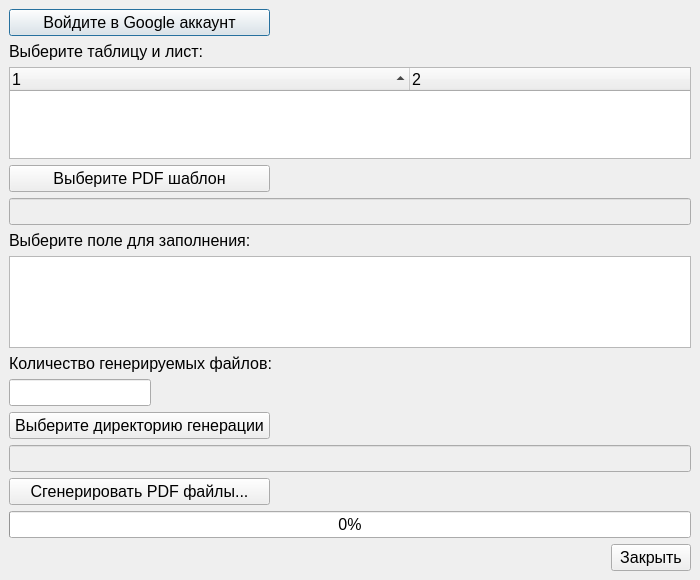
Before: the Qt Designer form design.ui in Vladyas/Pdfs_generate_and_update, drawn with Qt 5.
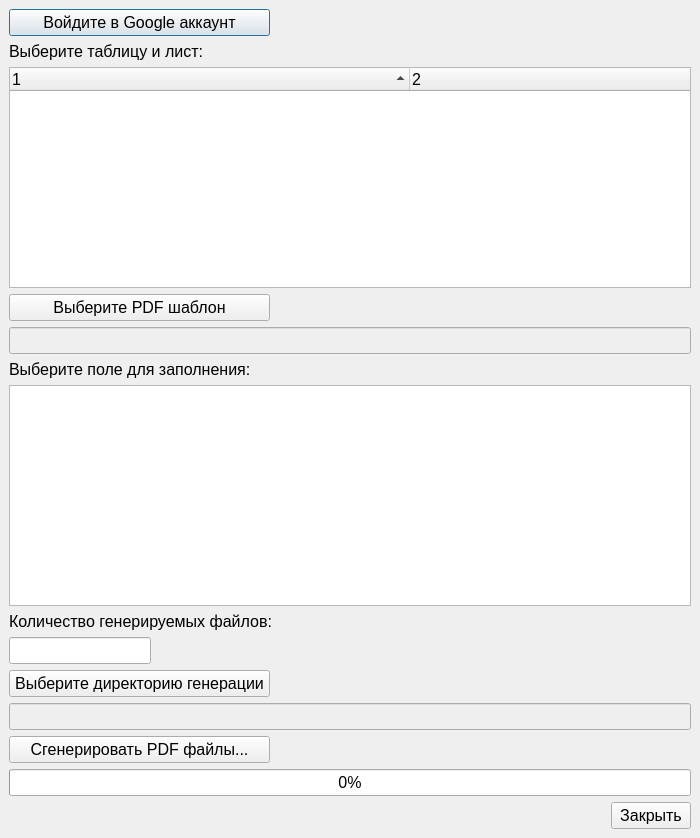
After: the same form once the commit is applied.

```diff
--- a/design.ui
+++ b/design.ui
@@ -13,7 +13,7 @@
     <x>0</x>
     <y>0</y>
     <width>700</width>
-    <height>580</height>
+    <height>838</height>
    </rect>
   </property>
   <property name="sizePolicy">
```
